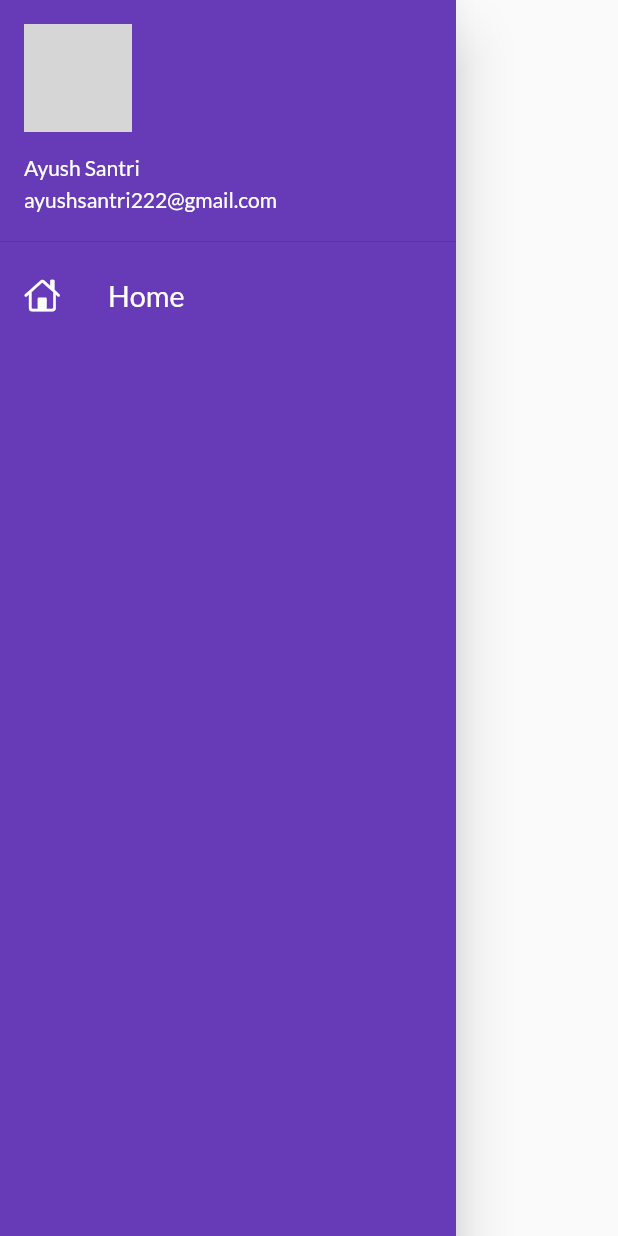
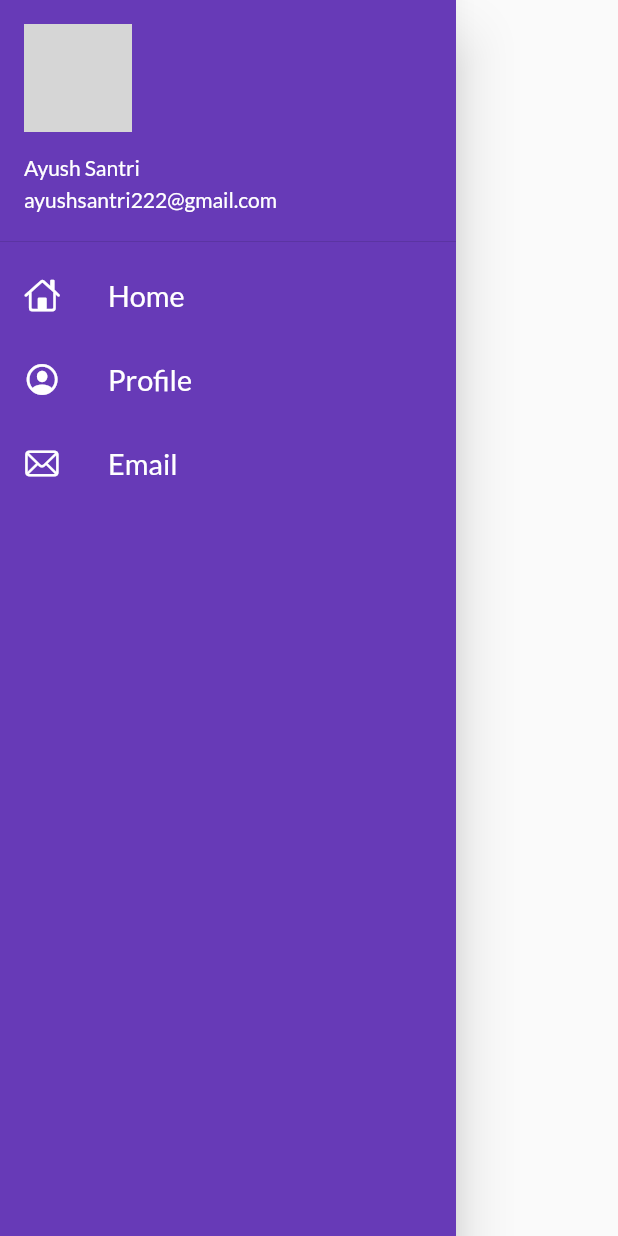
Before and after one commit to AyushSantri/E-Commerce_App, a Flutter app: the MyDrawer widget shown alone on an empty page, opened directly, on a phone screen of 412 x 824 dp. Run offline on Flutter 3.47's test engine with Material 2 defaults, Android fonts, the phone set to English and light mode, and no system bars; our stand-ins replace google_fonts; network calls fail; grey boxes are pictures that could not be loaded.

Commit message:
added another ListTile in  Drawer

```diff
--- a/e-commerce/lib/widgets/drawer.dart
+++ b/e-commerce/lib/widgets/drawer.dart
@@ -34,6 +34,28 @@ class MyDrawer extends StatelessWidget {
                 style: TextStyle(color: Colors.white),
               ),
             ),
+            const ListTile(
+              leading: Icon(
+                CupertinoIcons.profile_circled,
+                color: Colors.white,
+              ),
+              title: Text(
+                'Profile',
+                textScaleFactor: 1.2,
+                style: TextStyle(color: Colors.white),
+              ),
+            ),
+            const ListTile(
+              leading: Icon(
+                CupertinoIcons.mail,
+                color: Colors.white,
+              ),
+              title: Text(
+                'Email',
+                textScaleFactor: 1.2,
+                style: TextStyle(color: Colors.white),
+              ),
+            ),
           ],
         ),
       ),
```
